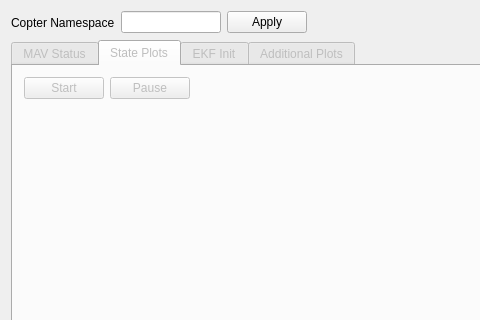
Above: resource/CopterPlugin.ui from Amit10311/rqt_copter before the change; both pictures show x 0 to 480 and y 0 to 320 of the 917 by 586 pixel window. Below: the same form after it.
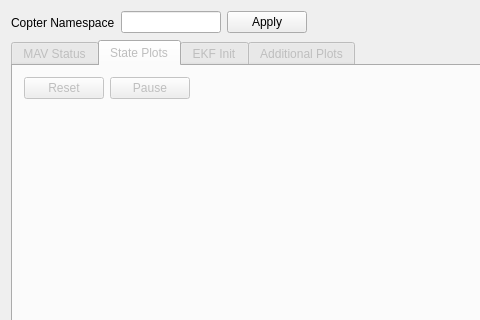
That is the form after the change. The open tabs and pages were chosen to show the change.

Commit message: plot only active tab

Diff of the .ui file:
```diff
--- a/resource/CopterPlugin.ui
+++ b/resource/CopterPlugin.ui
@@ -352,7 +352,7 @@
            <item>
             <widget class="QPushButton" name="start_reset_plot_button">
              <property name="text">
-              <string>Start</string>
+              <string>Reset</string>
              </property>
             </widget>
            </item>
```
The commit also changes 1 other file.
